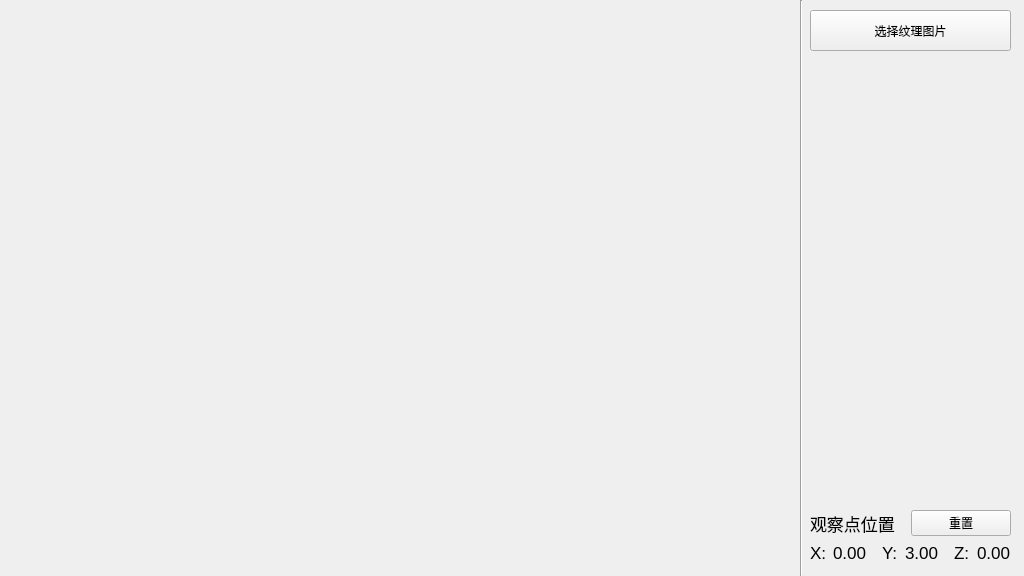
First picture: the form in src/interactive_rendering_tool.ui, repository QianHou/Interactive-Rendering-Tool, before the edit.
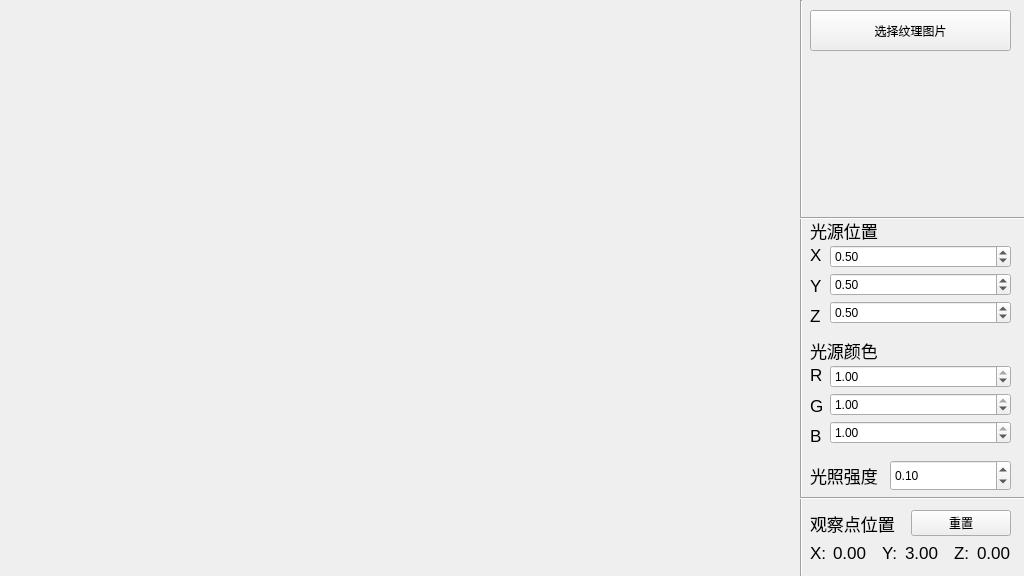
Second picture: the form after the edit.

```diff
--- a/src/interactive_rendering_tool.ui
+++ b/src/interactive_rendering_tool.ui
@@ -190,6 +190,336 @@
     </rect>
    </property>
   </widget>
+  <widget class="QWidget" name="verticalLayoutWidget_2">
+   <property name="geometry">
+    <rect>
+     <x>830</x>
+     <y>360</y>
+     <width>181</width>
+     <height>91</height>
+    </rect>
+   </property>
+   <layout class="QVBoxLayout" name="lightcolor_set_group">
+    <property name="spacing">
+     <number>0</number>
+    </property>
+    <item>
+     <widget class="QDoubleSpinBox" name="light_r_setbox">
+      <property name="maximum">
+       <double>1.000000000000000</double>
+      </property>
+      <property name="singleStep">
+       <double>0.100000000000000</double>
+      </property>
+      <property name="value">
+       <double>1.000000000000000</double>
+      </property>
+     </widget>
+    </item>
+    <item>
+     <widget class="QDoubleSpinBox" name="light_g_setbox">
+      <property name="maximum">
+       <double>1.000000000000000</double>
+      </property>
+      <property name="singleStep">
+       <double>0.100000000000000</double>
+      </property>
+      <property name="value">
+       <double>1.000000000000000</double>
+      </property>
+     </widget>
+    </item>
+    <item>
+     <widget class="QDoubleSpinBox" name="light_b_setbox">
+      <property name="maximum">
+       <double>1.000000000000000</double>
+      </property>
+      <property name="singleStep">
+       <double>0.100000000000000</double>
+      </property>
+      <property name="value">
+       <double>1.000000000000000</double>
+      </property>
+     </widget>
+    </item>
+   </layout>
+  </widget>
+  <widget class="QWidget" name="verticalLayoutWidget_3">
+   <property name="geometry">
+    <rect>
+     <x>810</x>
+     <y>360</y>
+     <width>21</width>
+     <height>91</height>
+    </rect>
+   </property>
+   <layout class="QVBoxLayout" name="lightcolor_name_group">
+    <property name="spacing">
+     <number>0</number>
+    </property>
+    <item>
+     <widget class="QLabel" name="light_r_name">
+      <property name="font">
+       <font>
+        <pointsize>13</pointsize>
+       </font>
+      </property>
+      <property name="text">
+       <string>R</string>
+      </property>
+      <property name="alignment">
+       <set>Qt::AlignLeading|Qt::AlignLeft|Qt::AlignVCenter</set>
+      </property>
+     </widget>
+    </item>
+    <item>
+     <widget class="QLabel" name="light_g_name">
+      <property name="font">
+       <font>
+        <pointsize>13</pointsize>
+       </font>
+      </property>
+      <property name="text">
+       <string>G</string>
+      </property>
+      <property name="alignment">
+       <set>Qt::AlignLeading|Qt::AlignLeft|Qt::AlignVCenter</set>
+      </property>
+     </widget>
+    </item>
+    <item>
+     <widget class="QLabel" name="light_b_name">
+      <property name="font">
+       <font>
+        <pointsize>13</pointsize>
+       </font>
+      </property>
+      <property name="text">
+       <string>B</string>
+      </property>
+      <property name="alignment">
+       <set>Qt::AlignLeading|Qt::AlignLeft|Qt::AlignVCenter</set>
+      </property>
+     </widget>
+    </item>
+   </layout>
+  </widget>
+  <widget class="QWidget" name="verticalLayoutWidget_4">
+   <property name="geometry">
+    <rect>
+     <x>810</x>
+     <y>240</y>
+     <width>21</width>
+     <height>91</height>
+    </rect>
+   </property>
+   <layout class="QVBoxLayout" name="lightpos_name_group">
+    <property name="spacing">
+     <number>0</number>
+    </property>
+    <item>
+     <widget class="QLabel" name="light_x_name">
+      <property name="font">
+       <font>
+        <pointsize>13</pointsize>
+       </font>
+      </property>
+      <property name="text">
+       <string>X</string>
+      </property>
+      <property name="alignment">
+       <set>Qt::AlignLeading|Qt::AlignLeft|Qt::AlignVCenter</set>
+      </property>
+     </widget>
+    </item>
+    <item>
+     <widget class="QLabel" name="light_y_name">
+      <property name="font">
+       <font>
+        <pointsize>13</pointsize>
+       </font>
+      </property>
+      <property name="text">
+       <string>Y</string>
+      </property>
+      <property name="alignment">
+       <set>Qt::AlignLeading|Qt::AlignLeft|Qt::AlignVCenter</set>
+      </property>
+     </widget>
+    </item>
+    <item>
+     <widget class="QLabel" name="light_z_name">
+      <property name="font">
+       <font>
+        <pointsize>13</pointsize>
+       </font>
+      </property>
+      <property name="text">
+       <string>Z</string>
+      </property>
+      <property name="alignment">
+       <set>Qt::AlignLeading|Qt::AlignLeft|Qt::AlignVCenter</set>
+      </property>
+     </widget>
+    </item>
+   </layout>
+  </widget>
+  <widget class="QWidget" name="verticalLayoutWidget_5">
+   <property name="geometry">
+    <rect>
+     <x>830</x>
+     <y>240</y>
+     <width>181</width>
+     <height>91</height>
+    </rect>
+   </property>
+   <layout class="QVBoxLayout" name="lightpos_set_group">
+    <property name="spacing">
+     <number>0</number>
+    </property>
+    <item>
+     <widget class="QDoubleSpinBox" name="light_x_setbox">
+      <property name="minimum">
+       <double>-100.000000000000000</double>
+      </property>
+      <property name="maximum">
+       <double>100.000000000000000</double>
+      </property>
+      <property name="singleStep">
+       <double>0.100000000000000</double>
+      </property>
+      <property name="value">
+       <double>0.500000000000000</double>
+      </property>
+     </widget>
+    </item>
+    <item>
+     <widget class="QDoubleSpinBox" name="light_y_setbox">
+      <property name="maximum">
+       <double>1.000000000000000</double>
+      </property>
+      <property name="singleStep">
+       <double>0.100000000000000</double>
+      </property>
+      <property name="value">
+       <double>0.500000000000000</double>
+      </property>
+     </widget>
+    </item>
+    <item>
+     <widget class="QDoubleSpinBox" name="light_z_setbox">
+      <property name="maximum">
+       <double>1.000000000000000</double>
+      </property>
+      <property name="singleStep">
+       <double>0.100000000000000</double>
+      </property>
+      <property name="value">
+       <double>0.500000000000000</double>
+      </property>
+     </widget>
+    </item>
+   </layout>
+  </widget>
+  <widget class="QLabel" name="light_itensity_name">
+   <property name="geometry">
+    <rect>
+     <x>810</x>
+     <y>460</y>
+     <width>71</width>
+     <height>31</height>
+    </rect>
+   </property>
+   <property name="font">
+    <font>
+     <pointsize>13</pointsize>
+    </font>
+   </property>
+   <property name="text">
+    <string>光照强度</string>
+   </property>
+  </widget>
+  <widget class="QDoubleSpinBox" name="light_itensity_setbox">
+   <property name="geometry">
+    <rect>
+     <x>890</x>
+     <y>460</y>
+     <width>121</width>
+     <height>31</height>
+    </rect>
+   </property>
+   <property name="maximum">
+    <double>1.000000000000000</double>
+   </property>
+   <property name="singleStep">
+    <double>0.100000000000000</double>
+   </property>
+   <property name="value">
+    <double>0.100000000000000</double>
+   </property>
+  </widget>
+  <widget class="QLabel" name="light_color_title">
+   <property name="geometry">
+    <rect>
+     <x>810</x>
+     <y>340</y>
+     <width>121</width>
+     <height>21</height>
+    </rect>
+   </property>
+   <property name="font">
+    <font>
+     <pointsize>13</pointsize>
+    </font>
+   </property>
+   <property name="text">
+    <string>光源颜色</string>
+   </property>
+  </widget>
+  <widget class="QLabel" name="light_position_title">
+   <property name="geometry">
+    <rect>
+     <x>810</x>
+     <y>220</y>
+     <width>121</width>
+     <height>21</height>
+    </rect>
+   </property>
+   <property name="font">
+    <font>
+     <pointsize>13</pointsize>
+    </font>
+   </property>
+   <property name="text">
+    <string>光源位置</string>
+   </property>
+  </widget>
+  <widget class="Line" name="light_cam_line">
+   <property name="geometry">
+    <rect>
+     <x>800</x>
+     <y>490</y>
+     <width>231</width>
+     <height>16</height>
+    </rect>
+   </property>
+   <property name="orientation">
+    <enum>Qt::Horizontal</enum>
+   </property>
+  </widget>
+  <widget class="Line" name="object_cam_line">
+   <property name="geometry">
+    <rect>
+     <x>800</x>
+     <y>210</y>
+     <width>231</width>
+     <height>16</height>
+    </rect>
+   </property>
+   <property name="orientation">
+    <enum>Qt::Horizontal</enum>
+   </property>
+  </widget>
  </widget>
  <resources/>
  <connections/>
```
